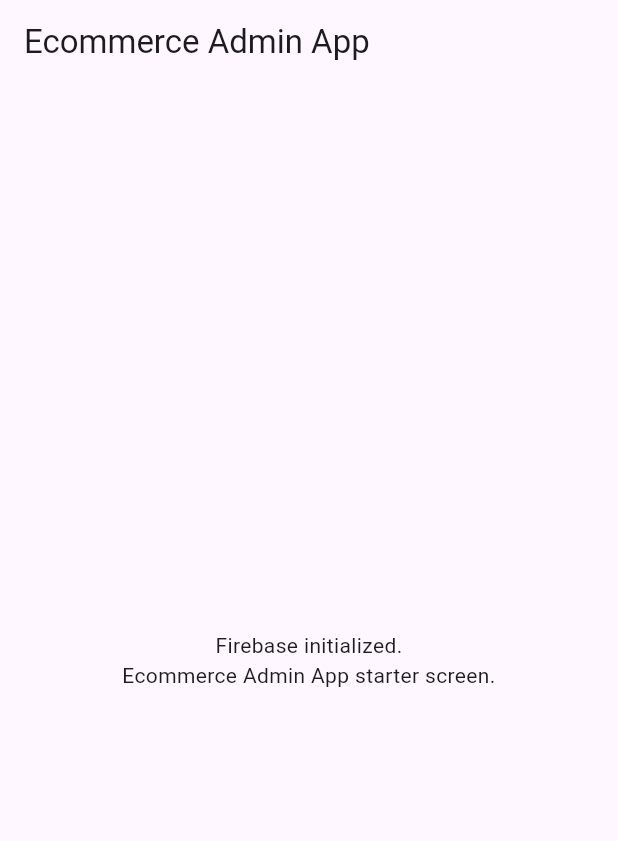
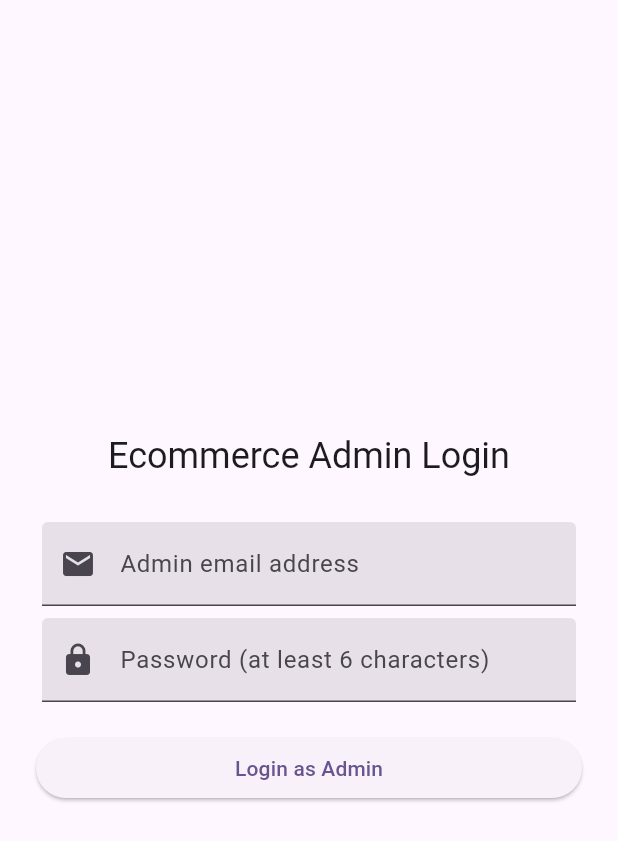
Before and after one commit to arrahman10/ecommerce-admin-app, a Flutter app: the screen it shows after launch, on a phone screen of 412 x 824 dp. Shown: the top 841 px of the screen. Run offline on Flutter 3.47's test engine with Material 3 defaults, Android fonts, the phone set to English and light mode, and no system bars; our stand-ins replace firebase_core, go_router; accounts and stored records are empty.

Commit message:
feat: add login and dashboard skeleton with go_router
- Add go_router dependency to pubspec.yaml and fetch it with flutter pub get
- Refactor main.dart from a simple HomePage-based navigation to a Firebase-initialized MaterialApp.router using GoRouter
- Create basic LoginPage with email/password form, validation and a placeholder authenticate method
- Create basic DashboardPage scaffold with an AppBar and simple placeholder body text
- Wire routes for LoginPage and DashboardPage in a single GoRouter configuration, starting the app at the login route

```diff
--- a/lib/main.dart
+++ b/lib/main.dart
@@ -1,10 +1,12 @@
 import 'package:flutter/material.dart';
 import 'package:firebase_core/firebase_core.dart';
+import 'package:go_router/go_router.dart';
 
 import 'firebase_options.dart';
+import 'pages/dashboard_page.dart';
+import 'pages/login_page.dart';
 
 Future<void> main() async {
-  // Ensure Flutter bindings are initialized before using Firebase.
   WidgetsFlutterBinding.ensureInitialized();
 
   await Firebase.initializeApp(options: DefaultFirebaseOptions.currentPlatform);
@@ -17,31 +19,31 @@ class MyApp extends StatelessWidget {
 
   @override
   Widget build(BuildContext context) {
-    return MaterialApp(
+    return MaterialApp.router(
       title: 'Ecommerce Admin App',
       debugShowCheckedModeBanner: false,
       theme: ThemeData(
         colorScheme: ColorScheme.fromSeed(seedColor: Colors.deepPurple),
         useMaterial3: true,
       ),
-      home: const HomePage(),
+      routerConfig: _router,
     );
   }
 }
 
-class HomePage extends StatelessWidget {
-  const HomePage({super.key});
-
-  @override
-  Widget build(BuildContext context) {
-    return Scaffold(
-      appBar: AppBar(title: const Text('Ecommerce Admin App')),
-      body: const Center(
-        child: Text(
-          'Firebase initialized.\nEcommerce Admin App starter screen.',
-          textAlign: TextAlign.center,
-        ),
-      ),
-    );
-  }
-}
+final GoRouter _router = GoRouter(
+  initialLocation: LoginPage.routeName,
+  routes: <RouteBase>[
+    GoRoute(
+      name: DashboardPage.routeName,
+      path: DashboardPage.routeName,
+      builder: (BuildContext context, GoRouterState state) =>
+          const DashboardPage(),
+    ),
+    GoRoute(
+      name: LoginPage.routeName,
+      path: LoginPage.routeName,
+      builder: (BuildContext context, GoRouterState state) => const LoginPage(),
+    ),
+  ],
+);
--- /dev/null
+++ b/lib/pages/dashboard_page.dart
@@ -0,0 +1,25 @@
+import 'package:flutter/material.dart';
+
+class DashboardPage extends StatefulWidget {
+  static const String routeName = '/';
+
+  const DashboardPage({super.key});
+
+  @override
+  State<DashboardPage> createState() => _DashboardPageState();
+}
+
+class _DashboardPageState extends State<DashboardPage> {
+  @override
+  Widget build(BuildContext context) {
+    return Scaffold(
+      appBar: AppBar(title: const Text('Dashboard')),
+      body: const Center(
+        child: Text(
+          'Dashboard Page\n(Ecommerce Admin)',
+          textAlign: TextAlign.center,
+        ),
+      ),
+    );
+  }
+}
--- /dev/null
+++ b/lib/pages/login_page.dart
@@ -0,0 +1,108 @@
+import 'package:flutter/material.dart';
+
+class LoginPage extends StatefulWidget {
+  static const String routeName = '/login';
+
+  const LoginPage({super.key});
+
+  @override
+  State<LoginPage> createState() => _LoginPageState();
+}
+
+class _LoginPageState extends State<LoginPage> {
+  final GlobalKey<FormState> _formKey = GlobalKey<FormState>();
+  final TextEditingController _emailController = TextEditingController();
+  final TextEditingController _passwordController = TextEditingController();
+
+  String _errMsg = '';
+
+  @override
+  Widget build(BuildContext context) {
+    return Scaffold(
+      body: Center(
+        child: Form(
+          key: _formKey,
+          child: ListView(
+            padding: const EdgeInsets.all(24.0),
+            shrinkWrap: true,
+            children: <Widget>[
+              Text(
+                'Ecommerce Admin Login',
+                textAlign: TextAlign.center,
+                style: Theme.of(context).textTheme.headlineSmall,
+              ),
+              const SizedBox(height: 24),
+              Padding(
+                padding: const EdgeInsets.all(4.0),
+                child: TextFormField(
+                  keyboardType: TextInputType.emailAddress,
+                  controller: _emailController,
+                  decoration: const InputDecoration(
+                    filled: true,
+                    prefixIcon: Icon(Icons.email),
+                    labelText: 'Admin email address',
+                  ),
+                  validator: (String? value) {
+                    if (value == null || value.isEmpty) {
+                      return 'Provide a valid email address';
+                    }
+                    return null;
+                  },
+                ),
+              ),
+              Padding(
+                padding: const EdgeInsets.all(4.0),
+                child: TextFormField(
+                  obscureText: true,
+                  controller: _passwordController,
+                  decoration: const InputDecoration(
+                    filled: true,
+                    prefixIcon: Icon(Icons.lock),
+                    labelText: 'Password (at least 6 characters)',
+                  ),
+                  validator: (String? value) {
+                    if (value == null || value.isEmpty) {
+                      return 'Provide a valid password';
+                    }
+                    if (value.length < 6) {
+                      return 'Password must be at least 6 characters';
+                    }
+                    return null;
+                  },
+                ),
+              ),
+              const SizedBox(height: 16),
+              ElevatedButton(
+                onPressed: _authenticate,
+                child: const Text('Login as Admin'),
+              ),
+              if (_errMsg.isNotEmpty)
+                Padding(
+                  padding: const EdgeInsets.all(8.0),
+                  child: Text(
+                    _errMsg,
+                    style: const TextStyle(fontSize: 16, color: Colors.red),
+                  ),
+                ),
+            ],
+          ),
+        ),
+      ),
+    );
+  }
+
+  void _authenticate() {
+    if (_formKey.currentState?.validate() ?? false) {
+      setState(() {
+        _errMsg = 'Authentication will be implemented in the next step.';
+      });
+    }
+  }
+
+  @override
+  void dispose() {
+    _emailController.dispose();
+    _passwordController.dispose();
+    super.dispose();
+  }
+}
--- a/pubspec.yaml
+++ b/pubspec.yaml
@@ -35,6 +35,7 @@ dependencies:
   # Use with the CupertinoIcons class for iOS style icons.
   cupertino_icons: ^1.0.8
   firebase_core: ^4.2.1
+  go_router: ^17.0.0
 
 dev_dependencies:
   flutter_test:
```
Also changed, not shown: pubspec.lock.
